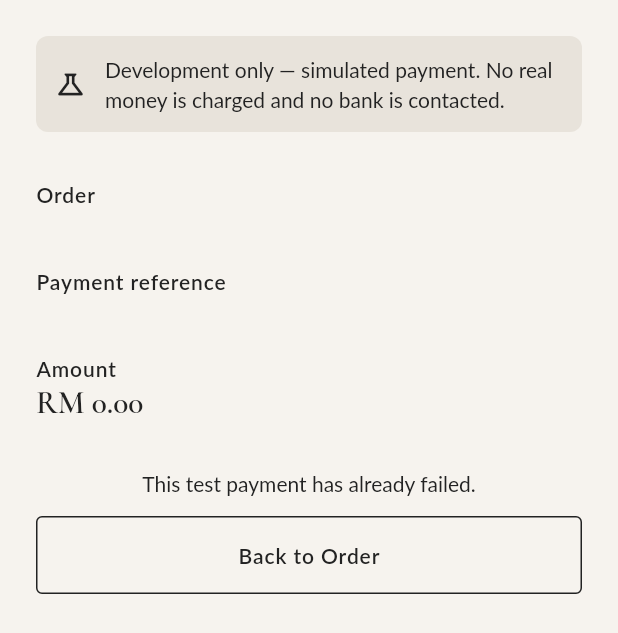
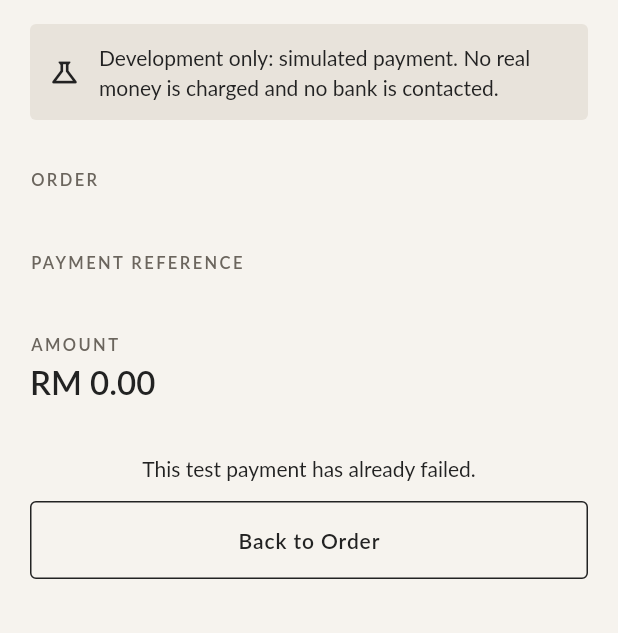
Before and after one commit to muazramzii/styva, a Flutter app: the _MockPaymentBody widget shown alone on an empty page, opened directly with empty values, on a phone screen of 412 x 824 dp. Shown: the top 633 px of the screen. Run offline on Flutter 3.47's test engine with Material 3 defaults, Android fonts, the phone set to English and light mode, and no system bars; our stand-ins replace dio, flutter_dotenv, flutter_riverpod, flutter_secure_storage, freezed_annotation, go_router; accounts and stored records are empty.

Commit message:
refactor(ui): use design tokens on the payment screens
The test payment page and the order payment section used literal spacing
and radius values. Also removes the em dash from the development notice.

```diff
--- a/styva_app/lib/features/orders/widgets/order_payment_section.dart
+++ b/styva_app/lib/features/orders/widgets/order_payment_section.dart
@@ -3,9 +3,12 @@ import 'package:flutter_riverpod/flutter_riverpod.dart';
 import 'package:go_router/go_router.dart';
 
 import '../../../core/theme/app_colors.dart';
+import '../../../core/theme/app_spacing.dart';
 import '../../../models/order_model.dart';
 import '../../../models/payment_model.dart';
 import '../../../providers/payment_provider.dart';
+import '../../../shared/widgets/bottom_action_bar.dart';
+import '../../../shared/widgets/form_error_text.dart';
 
 /// Payment status for an order plus the action to pay it. What is shown is
 /// driven by the order's server-side `payment_status`, never by local state.
@@ -38,30 +41,30 @@ class OrderPaymentSection extends ConsumerWidget {
     return Card(
       margin: EdgeInsets.zero,
       child: Padding(
-        padding: const EdgeInsets.all(16),
+        padding: const EdgeInsets.all(AppSpacing.lg),
         child: Column(
           crossAxisAlignment: CrossAxisAlignment.stretch,
           children: [
             Row(
               children: [
                 Icon(icon, color: color),
-                const SizedBox(width: 8),
+                const SizedBox(width: AppSpacing.sm),
                 Text(label, style: textTheme.titleMedium?.copyWith(color: color)),
               ],
             ),
             if (canPay) ...[
-              const SizedBox(height: 12),
+              const SizedBox(height: AppSpacing.md),
               FilledButton(
                 onPressed: isLoading ? null : () => _pay(context, ref),
                 child:
                     isLoading
-                        ? const SizedBox.square(dimension: 20, child: CircularProgressIndicator(strokeWidth: 2))
+                        ? const ButtonProgress()
                         : Text(isFailed ? 'Try Again' : 'Pay Now'),
               ),
             ],
             if (paymentState is PaymentError) ...[
-              const SizedBox(height: 8),
-              Text(paymentState.message, style: TextStyle(color: colors.error)),
+              const SizedBox(height: AppSpacing.sm),
+              FormErrorText(paymentState.message),
             ],
           ],
         ),
--- a/styva_app/lib/features/payment/pages/mock_payment_page.dart
+++ b/styva_app/lib/features/payment/pages/mock_payment_page.dart
@@ -2,10 +2,13 @@ import 'package:flutter/material.dart';
 import 'package:flutter_riverpod/flutter_riverpod.dart';
 import 'package:go_router/go_router.dart';
 
+import '../../../core/theme/app_spacing.dart';
+import '../../../core/theme/app_typography.dart';
 import '../../../core/utils/api_error.dart';
 import '../../../core/utils/formatters.dart';
 import '../../../models/payment_model.dart';
 import '../../../providers/payment_provider.dart';
+import '../../../shared/widgets/form_error_text.dart';
 import '../../../shared/widgets/state_message.dart';
 
 /// DEVELOPMENT ONLY. Stands in for a payment gateway's page while only the
@@ -59,46 +62,55 @@ class _MockPaymentBody extends ConsumerWidget {
     final textTheme = Theme.of(context).textTheme;
 
     return ListView(
-      padding: const EdgeInsets.all(24),
+      padding: const EdgeInsets.fromLTRB(AppSpacing.page, AppSpacing.lg, AppSpacing.page, AppSpacing.xl),
       children: [
         Container(
-          padding: const EdgeInsets.all(12),
-          decoration: BoxDecoration(color: colors.tertiaryContainer, borderRadius: BorderRadius.circular(8)),
+          padding: const EdgeInsets.all(AppSpacing.md),
+          decoration: BoxDecoration(
+            color: colors.tertiaryContainer,
+            borderRadius: BorderRadius.circular(AppRadius.md),
+          ),
           child: Row(
             children: [
               Icon(Icons.science_outlined, color: colors.onTertiaryContainer),
-              const SizedBox(width: 12),
+              const SizedBox(width: AppSpacing.md),
               Expanded(
                 child: Text(
-                  'Development only — simulated payment. No real money is '
+                  'Development only: simulated payment. No real money is '
                   'charged and no bank is contacted.',
-                  style: TextStyle(color: colors.onTertiaryContainer),
+                  style: textTheme.bodyMedium?.copyWith(color: colors.onTertiaryContainer),
                 ),
               ),
             ],
           ),
         ),
-        const SizedBox(height: 32),
-        Text('Order', style: textTheme.labelLarge),
+        const SizedBox(height: AppSpacing.xxl),
+        Text('ORDER', style: AppTypography.eyebrow),
+        const SizedBox(height: 2),
         Text(payment.orderNumber, style: textTheme.titleMedium),
-        const SizedBox(height: 16),
-        Text('Payment reference', style: textTheme.labelLarge),
+        const SizedBox(height: AppSpacing.lg),
+        Text('PAYMENT REFERENCE', style: AppTypography.eyebrow),
+        const SizedBox(height: 2),
         Text(payment.reference, style: textTheme.titleMedium),
-        const SizedBox(height: 16),
-        Text('Amount', style: textTheme.labelLarge),
-        Text(formatMoney(payment.amount), style: textTheme.headlineSmall),
-        const SizedBox(height: 32),
+        const SizedBox(height: AppSpacing.lg),
+        Text('AMOUNT', style: AppTypography.eyebrow),
+        const SizedBox(height: 2),
+        Text(formatMoney(payment.amount), style: AppTypography.price.copyWith(fontSize: 22)),
+        const SizedBox(height: AppSpacing.xxl),
         if (isPending) ...[
           FilledButton(
             onPressed: isLoading ? null : () => _simulate(context, ref, PaymentStatus.success),
             child: const Text('Simulate Success'),
           ),
-          const SizedBox(height: 12),
+          const SizedBox(height: AppSpacing.md),
           OutlinedButton(
             onPressed: isLoading ? null : () => _simulate(context, ref, PaymentStatus.failed),
             child: const Text('Simulate Failure'),
           ),
-          if (isLoading) ...[const SizedBox(height: 16), const Center(child: CircularProgressIndicator())],
+          if (isLoading) ...[
+            const SizedBox(height: AppSpacing.lg),
+            const Center(child: CircularProgressIndicator()),
+          ],
         ] else ...[
           Text(
             payment.status == PaymentStatus.success
@@ -106,12 +118,12 @@ class _MockPaymentBody extends ConsumerWidget {
                 : 'This test payment has already failed.',
             textAlign: TextAlign.center,
           ),
-          const SizedBox(height: 12),
+          const SizedBox(height: AppSpacing.md),
           OutlinedButton(onPressed: () => _leave(context), child: const Text('Back to Order')),
         ],
         if (paymentState is PaymentError) ...[
-          const SizedBox(height: 12),
-          Text(paymentState.message, style: TextStyle(color: colors.error)),
+          const SizedBox(height: AppSpacing.md),
+          FormErrorText(paymentState.message),
         ],
       ],
     );
```
